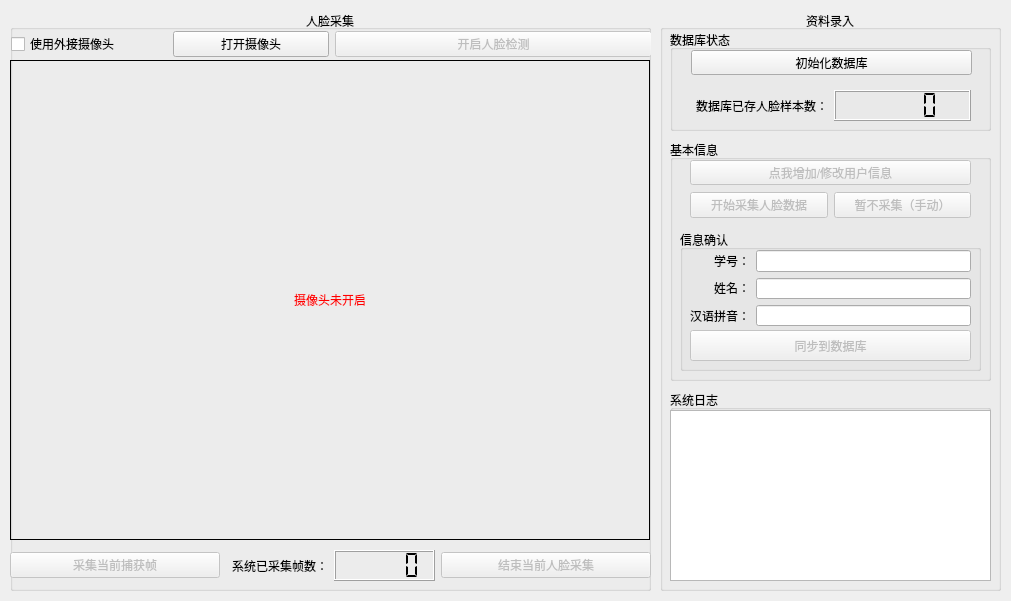
winterssy/face_recognition_py, file ui/DataRecord.ui: the form before one commit.
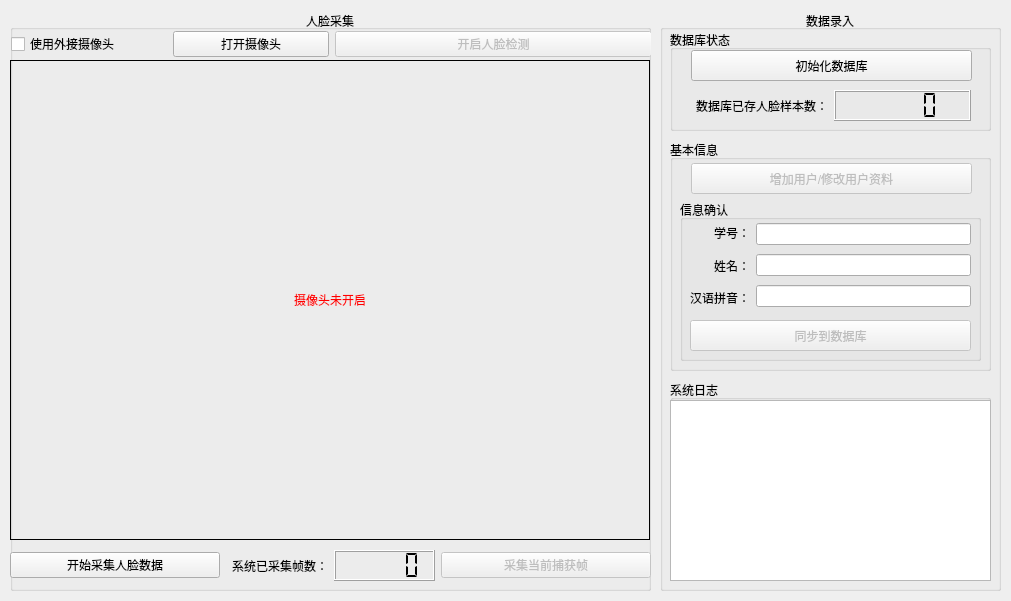
The form after the commit.

Commit message: 优化人脸采集操作逻辑；修正部分代码注释

Patch:
```diff
--- a/ui/DataRecord.ui
+++ b/ui/DataRecord.ui
@@ -61,12 +61,12 @@
     </property>
     <layout class="QHBoxLayout" name="faceRecordHorizontalLayout">
      <item>
-      <widget class="QPushButton" name="enableFaceRecordButton">
+      <widget class="QPushButton" name="startFaceRecordButton">
        <property name="enabled">
-        <bool>false</bool>
+        <bool>true</bool>
        </property>
        <property name="text">
-        <string>采集当前捕获帧</string>
+        <string>开始采集人脸数据</string>
        </property>
       </widget>
      </item>
@@ -92,12 +92,12 @@
       </layout>
      </item>
      <item>
-      <widget class="QPushButton" name="stopFaceRecordButton">
+      <widget class="QPushButton" name="enableFaceRecordButton">
        <property name="enabled">
         <bool>false</bool>
        </property>
        <property name="text">
-        <string>结束当前人脸采集</string>
+        <string>采集当前捕获帧</string>
        </property>
       </widget>
      </item>
@@ -157,7 +157,7 @@
     </rect>
    </property>
    <property name="title">
-    <string>资料录入</string>
+    <string>数据录入</string>
    </property>
    <property name="alignment">
     <set>Qt::AlignCenter</set>
@@ -168,7 +168,7 @@
       <x>10</x>
       <y>130</y>
       <width>321</width>
-      <height>241</height>
+      <height>231</height>
      </rect>
     </property>
     <property name="title">
@@ -178,9 +178,9 @@
      <property name="geometry">
       <rect>
        <x>10</x>
-       <y>90</y>
+       <y>60</y>
        <width>301</width>
-       <height>141</height>
+       <height>161</height>
       </rect>
      </property>
      <property name="title">
@@ -192,7 +192,7 @@
         <x>10</x>
         <y>20</y>
         <width>281</width>
-        <height>76</height>
+        <height>91</height>
        </rect>
       </property>
       <layout class="QHBoxLayout" name="infoConfirmHorizontalLayout">
@@ -282,7 +282,7 @@
       <property name="geometry">
        <rect>
         <x>10</x>
-        <y>100</y>
+        <y>120</y>
         <width>281</width>
         <height>31</height>
        </rect>
@@ -301,65 +301,27 @@
      </property>
      <property name="geometry">
       <rect>
-       <x>20</x>
-       <y>20</y>
+       <x>21</x>
+       <y>23</y>
        <width>281</width>
-       <height>25</height>
+       <height>31</height>
       </rect>
      </property>
      <property name="text">
-      <string>点我增加/修改用户信息</string>
+      <string>增加用户/修改用户资料</string>
      </property>
      <property name="autoDefault">
       <bool>false</bool>
      </property>
     </widget>
-    <widget class="QWidget" name="layoutWidget">
-     <property name="geometry">
-      <rect>
-       <x>20</x>
-       <y>50</y>
-       <width>281</width>
-       <height>31</height>
-      </rect>
-     </property>
-     <layout class="QHBoxLayout" name="howRecordFaceHorizontalLayout">
-      <item>
-       <widget class="QPushButton" name="recordFaceNowButton">
-        <property name="enabled">
-         <bool>false</bool>
-        </property>
-        <property name="text">
-         <string>开始采集人脸数据</string>
-        </property>
-        <property name="autoDefault">
-         <bool>false</bool>
-        </property>
-       </widget>
-      </item>
-      <item>
-       <widget class="QPushButton" name="recordFaceLaterButton">
-        <property name="enabled">
-         <bool>false</bool>
-        </property>
-        <property name="text">
-         <string>暂不采集（手动）</string>
-        </property>
-        <property name="autoDefault">
-         <bool>false</bool>
-        </property>
-       </widget>
-      </item>
-     </layout>
-    </widget>
    </widget>
    <widget class="QGroupBox" name="logGroupBox">
     <property name="geometry">
      <rect>
       <x>10</x>
-      <y>380</y>
+      <y>370</y>
       <width>321</width>
-      <height>191</height>
+      <height>201</height>
      </rect>
     </property>
     <property name="title">
@@ -371,7 +333,7 @@
        <x>0</x>
        <y>20</y>
        <width>321</width>
-       <height>171</height>
+       <height>181</height>
       </rect>
      </property>
     </widget>
@@ -423,7 +385,7 @@
        <x>21</x>
        <y>20</y>
        <width>281</width>
-       <height>25</height>
+       <height>31</height>
       </rect>
      </property>
      <property name="text">
```
The commit also changes 5 other files.
